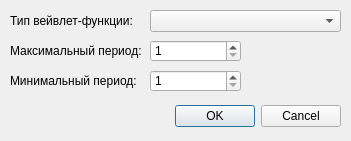
DonRumata710/Graphs, file graphs/wavelet.ui: the form before one commit.
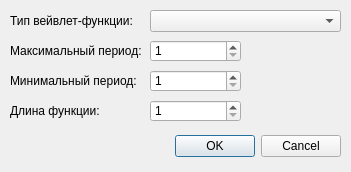
The form after the commit.

Commit message: Fixed wavelets computing errors

```diff
--- a/graphs/wavelet.ui
+++ b/graphs/wavelet.ui
@@ -7,7 +7,7 @@
     <x>0</x>
     <y>0</y>
     <width>351</width>
-    <height>141</height>
+    <height>172</height>
    </rect>
   </property>
   <property name="windowTitle">
@@ -17,7 +17,7 @@
    <property name="geometry">
     <rect>
      <x>10</x>
-     <y>100</y>
+     <y>130</y>
      <width>331</width>
      <height>32</height>
     </rect>
@@ -113,6 +113,38 @@
     <number>100000</number>
    </property>
   </widget>
+  <widget class="QSpinBox" name="sbLength">
+   <property name="geometry">
+    <rect>
+     <x>150</x>
+     <y>100</y>
+     <width>91</width>
+     <height>22</height>
+    </rect>
+   </property>
+   <property name="minimum">
+    <number>1</number>
+   </property>
+   <property name="maximum">
+    <number>100000</number>
+   </property>
+   <property name="value">
+    <number>1</number>
+   </property>
+  </widget>
+  <widget class="QLabel" name="label_14">
+   <property name="geometry">
+    <rect>
+     <x>10</x>
+     <y>100</y>
+     <width>141</width>
+     <height>21</height>
+    </rect>
+   </property>
+   <property name="text">
+    <string>Длина функции:</string>
+   </property>
+  </widget>
  </widget>
  <resources/>
  <connections>
```
The commit also changes 9 other files.
